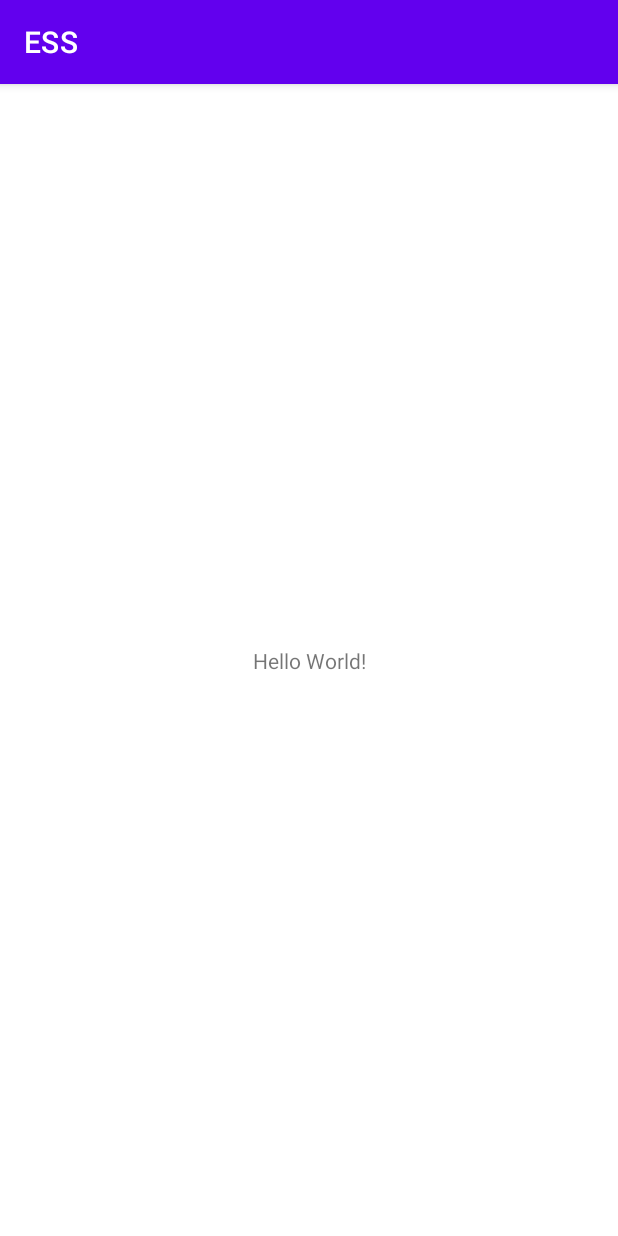
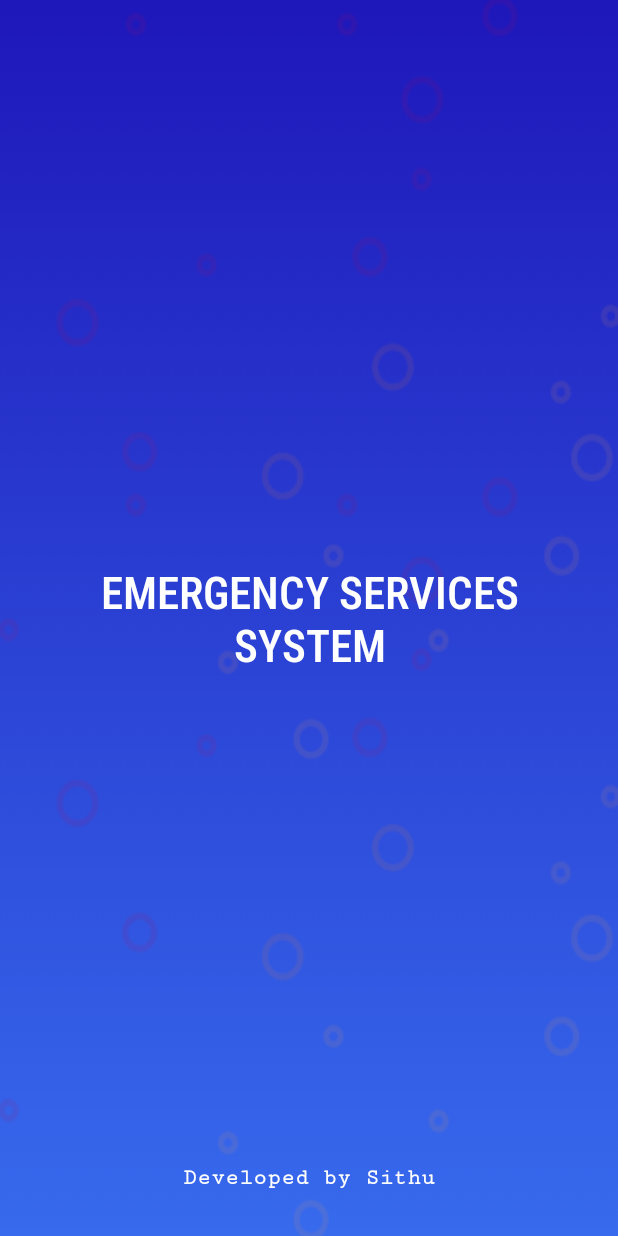
Before and after one commit to MaleeshaSulakshana/Emergency-Services-System, an Android app: the first screen one second after launch (MainActivity), on a phone screen of 412 x 824 dp. Run offline under Robolectric (Android 15) with nearby library versions, the phone set to English and light mode, and no system bars.

Commit message:
Created few activity pages and implement main activity.

```diff
--- a/MOBILE/ESS/app/src/main/java/com/example/ess/MainActivity.java
+++ b/MOBILE/ESS/app/src/main/java/com/example/ess/MainActivity.java
@@ -2,13 +2,61 @@ package com.example.ess;
 
 import androidx.appcompat.app.AppCompatActivity;
 
+import android.content.Context;
+import android.content.Intent;
+import android.content.SharedPreferences;
 import android.os.Bundle;
+import android.os.Handler;
+
+import com.example.ess.Classes.Preferences;
 
 public class MainActivity extends AppCompatActivity {
+
+    private SharedPreferences sharedPreferences;
+    private SharedPreferences.Editor editor;
 
     @Override
     protected void onCreate(Bundle savedInstanceState) {
         super.onCreate(savedInstanceState);
         setContentView(R.layout.activity_main);
+
+//        For shared preferences
+        sharedPreferences = getSharedPreferences("Login", Context.MODE_PRIVATE);
+        editor = sharedPreferences.edit();
+
+        new Handler().postDelayed(new Runnable() {
+            @Override
+            public void run() {
+
+                checkExistingSignIn();
+
+            }
+        },4000);
+
     }
+
+    private void checkExistingSignIn() {
+
+        String id = sharedPreferences.getString("id", "");
+
+        if (!id.equals("")) {
+
+            Preferences.LOGGED_USER_ID = id;
+
+            Intent intent = new Intent(MainActivity.this, DashboardActivity.class);
+            startActivity(intent);
+            finish();
+
+        } else {
+
+            Preferences.LOGGED_USER_ID = "";
+
+            Intent intent = new Intent(MainActivity.this, SignInActivity.class);
+            startActivity(intent);
+            finish();
+
+        }
+
+    }
+
 }
--- a/MOBILE/ESS/app/src/main/res/layout/activity_main.xml
+++ b/MOBILE/ESS/app/src/main/res/layout/activity_main.xml
@@ -1,18 +1,42 @@
 <?xml version="1.0" encoding="utf-8"?>
-<androidx.constraintlayout.widget.ConstraintLayout xmlns:android="http://schemas.android.com/apk/res/android"
+<RelativeLayout xmlns:android="http://schemas.android.com/apk/res/android"
     xmlns:app="http://schemas.android.com/apk/res-auto"
     xmlns:tools="http://schemas.android.com/tools"
     android:layout_width="match_parent"
     android:layout_height="match_parent"
+    android:background="@drawable/bg3"
     tools:context=".MainActivity">
 
     <TextView
         android:layout_width="wrap_content"
         android:layout_height="wrap_content"
-        android:text="Hello World!"
-        app:layout_constraintBottom_toBottomOf="parent"
-        app:layout_constraintEnd_toEndOf="parent"
-        app:layout_constraintStart_toStartOf="parent"
-        app:layout_constraintTop_toTopOf="parent" />
+        android:layout_centerInParent="true"
+        android:layout_marginStart="30dp"
+        android:layout_marginTop="30dp"
+        android:layout_marginEnd="30dp"
+        android:layout_marginBottom="30dp"
+        android:fontFamily="sans-serif-condensed-light"
+        android:gravity="center"
+        android:text="Emergency Services System"
+        android:textAllCaps="true"
+        android:textColor="@color/white"
+        android:textSize="30dp"
+        android:textStyle="bold" />
 
-</androidx.constraintlayout.widget.ConstraintLayout>
+    <TextView
+        android:layout_width="wrap_content"
+        android:layout_height="wrap_content"
+        android:layout_alignParentBottom="true"
+        android:layout_centerHorizontal="true"
+        android:layout_marginStart="30dp"
+        android:layout_marginTop="30dp"
+        android:layout_marginEnd="30dp"
+        android:layout_marginBottom="30dp"
+        android:fontFamily="serif-monospace"
+        android:gravity="center"
+        android:text="Developed by Sithu"
+        android:textColor="@color/white"
+        android:textSize="15dp"
+        android:textStyle="bold" />
+
+</RelativeLayout>
--- a/MOBILE/ESS/app/src/main/res/values-night/themes.xml
+++ b/MOBILE/ESS/app/src/main/res/values-night/themes.xml
@@ -1,6 +1,6 @@
 <resources xmlns:tools="http://schemas.android.com/tools">
     <!-- Base application theme. -->
-    <style name="Theme.ESS" parent="Theme.MaterialComponents.DayNight.DarkActionBar">
+    <style name="Theme.ESS" parent="Theme.MaterialComponents.DayNight.NoActionBar">
         <!-- Primary brand color. -->
         <item name="colorPrimary">@color/purple_200</item>
         <item name="colorPrimaryVariant">@color/purple_700</item>
--- a/MOBILE/ESS/app/src/main/res/values/themes.xml
+++ b/MOBILE/ESS/app/src/main/res/values/themes.xml
@@ -1,6 +1,6 @@
 <resources xmlns:tools="http://schemas.android.com/tools">
     <!-- Base application theme. -->
-    <style name="Theme.ESS" parent="Theme.MaterialComponents.DayNight.DarkActionBar">
+    <style name="Theme.ESS" parent="Theme.MaterialComponents.DayNight.NoActionBar">
         <!-- Primary brand color. -->
         <item name="colorPrimary">@color/purple_500</item>
         <item name="colorPrimaryVariant">@color/purple_700</item>
```
Also changed, not shown: MOBILE/ESS/app/src/main/AndroidManifest.xml (+11 -2 lines), MOBILE/ESS/app/src/main/java/com/example/ess/Classes/Preferences.java (added, +8 -0 lines), MOBILE/ESS/app/src/main/java/com/example/ess/DashboardActivity.java (added, +14 -0 lines), MOBILE/ESS/app/src/main/java/com/example/ess/SignInActivity.java (added, +14 -0 lines), MOBILE/ESS/app/src/main/java/com/example/ess/SignUpActivity.java (added, +14 -0 lines), MOBILE/ESS/app/src/main/res/layout/activity_dashboard.xml (added, +9 -0 lines), MOBILE/ESS/app/src/main/res/layout/activity_sign_in.xml (added, +9 -0 lines), MOBILE/ESS/app/src/main/res/layout/activity_sign_up.xml (added, +9 -0 lines), MOBILE/ESS/app/src/main/res/values/colors.xml (+8 -0 lines), MOBILE/ESS/app/src/main/res/xml/network_security_config.xml (added, +8 -0 lines), MOBILE/ESS/app/src/main/res/drawable/bg1.png (added), MOBILE/ESS/app/src/main/res/drawable/bg2.png (added), MOBILE/ESS/app/src/main/res/drawable/bg3.png (added), MOBILE/ESS/app/src/main/res/drawable/sos.png (added).
